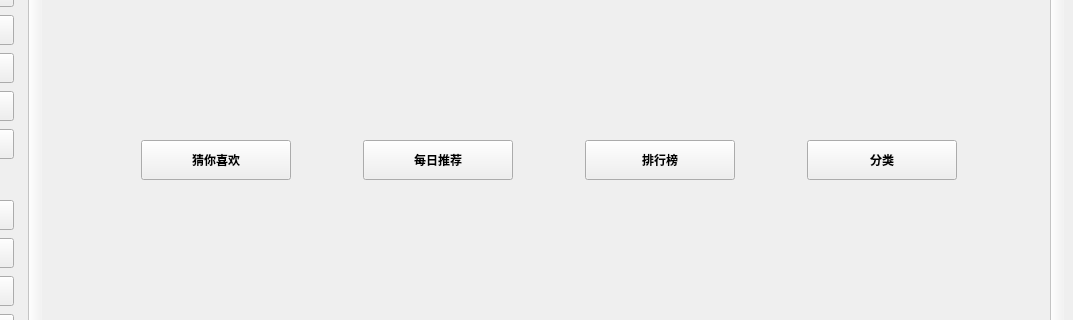
This is KuGouApp.ui in a-mo-xi-wei/KuGouApp as Qt 5 draws it before an edit; both pictures show x 127 to 1200 and y 176 to 496 of the 1200 by 700 pixel window. The edited form follows.
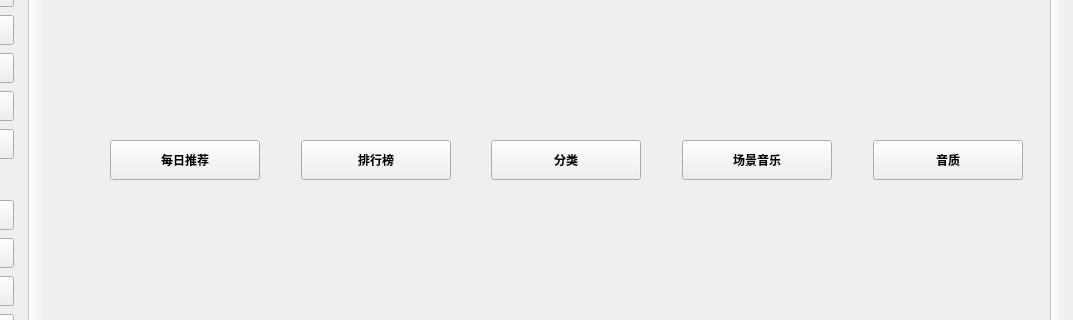
This is the edited form. Custom widgets are drawn as their Qt base class.

The edit to the form file:
```diff
--- a/KuGouApp.ui
+++ b/KuGouApp.ui
@@ -1179,40 +1179,6 @@
                    </property>
                   </spacer>
                  </item>
-                 <item>
-                  <widget class="QPushButton" name="guess_love_pushButton">
-                   <property name="minimumSize">
-                    <size>
-                     <width>150</width>
-                     <height>40</height>
-                    </size>
-                   </property>
-                   <property name="font">
-                    <font>
-                     <bold>true</bold>
-                    </font>
-                   </property>
-                   <property name="cursor">
-                    <cursorShape>PointingHandCursor</cursorShape>
-                   </property>
-                   <property name="text">
-                    <string>猜你喜欢</string>
-                   </property>
-                  </widget>
-                 </item>
-                 <item>
-                  <spacer name="hs9">
-                   <property name="orientation">
-                    <enum>Qt::Horizontal</enum>
-                   </property>
-                   <property name="sizeHint" stdset="0">
-                    <size>
-                     <width>40</width>
-                     <height>20</height>
-                    </size>
-                   </property>
-                  </spacer>
-                 </item>
                  <item>
                   <widget class="QPushButton" name="recommend_pushButton">
                    <property name="minimumSize">
@@ -1302,6 +1268,40 @@
                    </property>
                   </widget>
                  </item>
+                 <item>
+                  <spacer name="hs11">
+                   <property name="orientation">
+                    <enum>Qt::Horizontal</enum>
+                   </property>
+                   <property name="sizeHint" stdset="0">
+                    <size>
+                     <width>40</width>
+                     <height>20</height>
+                    </size>
+                   </property>
+                  </spacer>
+                 </item>
+                 <item>
+                  <widget class="QPushButton" name="scene_music_pushButton">
+                   <property name="minimumSize">
+                    <size>
+                     <width>150</width>
+                     <height>40</height>
+                    </size>
+                   </property>
+                   <property name="font">
+                    <font>
+                     <bold>true</bold>
+                    </font>
+                   </property>
+                   <property name="cursor">
+                    <cursorShape>PointingHandCursor</cursorShape>
+                   </property>
+                   <property name="text">
+                    <string>场景音乐</string>
+                   </property>
+                  </widget>
+                 </item>
                  <item>
                   <spacer name="hs6">
                    <property name="orientation">
@@ -1315,6 +1315,27 @@
                    </property>
                   </spacer>
                  </item>
+                 <item>
+                  <widget class="QPushButton" name="music_quality_pushButton_">
+                   <property name="minimumSize">
+                    <size>
+                     <width>150</width>
+                     <height>40</height>
+                    </size>
+                   </property>
+                   <property name="font">
+                    <font>
+                     <bold>true</bold>
+                    </font>
+                   </property>
+                   <property name="cursor">
+                    <cursorShape>PointingHandCursor</cursorShape>
+                   </property>
+                   <property name="text">
+                    <string>音质</string>
+                   </property>
+                  </widget>
+                 </item>
                 </layout>
                </widget>
               </item>
```
Left out of the diff: 4 changed lines with no effect on the pictures.
